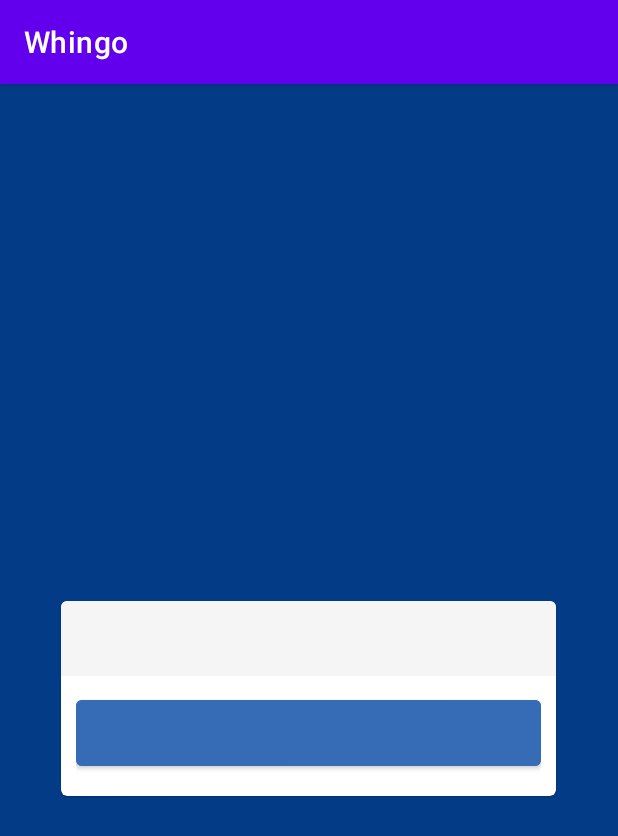
After one commit to Dupas1/Whingo, an Android app: the ForgotPasswordActivity screen opened directly, with no data from a screen before it, on a phone screen of 412 x 824 dp. The commit adds this screen. Shown: the top 836 px of the screen. Run offline under Robolectric (Android 15) with nearby library versions, the phone set to English and light mode, and no system bars; our stand-ins replace Firebase (no records; nobody signed in at launch, a user with empty details on screens opened directly).

Commit message:
Tela Forgot Password
Co-Authored-By: FabricioMartinss <104511981+FabricioMartinss@users.noreply.github.com>
Co-Authored-By: Felipe Arruda Dupas <118365943+FelipeDupas@users.noreply.github.com>

```diff
--- a/app/src/main/AndroidManifest.xml
+++ b/app/src/main/AndroidManifest.xml
@@ -13,9 +13,11 @@
         android:theme="@style/Theme.Whingo"
         tools:targetApi="31">
         <activity
+            android:name=".ForgotPasswordActivity"
+            android:exported="false" />
+        <activity
             android:name=".RegisterActivity"
             android:exported="false" />
-
         <activity
             android:name=".LoginActivity"
             android:exported="true">
@@ -29,7 +31,6 @@
                 <category android:name="android.intent.category.LAUNCHER" />
             </intent-filter>
         </activity>
-
     </application>
 
 </manifest>
--- /dev/null
+++ b/app/src/main/java/com/example/whingo/ForgotPasswordActivity.kt
@@ -0,0 +1,55 @@
+package com.example.whingo
+
+import android.content.ContentValues
+import android.content.Intent
+import android.os.Bundle
+import android.util.Log
+import android.widget.Toast
+import androidx.activity.enableEdgeToEdge
+import androidx.appcompat.app.AppCompatActivity
+import androidx.core.view.ViewCompat
+import androidx.core.view.WindowInsetsCompat
+import com.example.whingo.databinding.ActivityForgotPasswordBinding
+import com.google.firebase.auth.FirebaseAuth
+
+class ForgotPasswordActivity : AppCompatActivity() {
+    private var binding: ActivityForgotPasswordBinding? = null
+    override fun onCreate(savedInstanceState: Bundle?) {
+        super.onCreate(savedInstanceState)
+
+        binding = ActivityForgotPasswordBinding.inflate(layoutInflater)
+        setContentView(binding?.root)
+
+        binding?.ivVoltar?.setOnClickListener {
+            val intent = Intent(this, LoginActivity::class.java)
+            startActivity(intent)
+            finish()
+        }
+
+        binding?.btnEnviarEmail?.setOnClickListener {
+            val email = binding?.edEmailL?.text.toString()
+            if (email.isNotEmpty()) {
+                forgotPassword(email)
+                val intent = Intent(this@ForgotPasswordActivity, LoginActivity::class.java)
+                startActivity(intent)
+            } else {
+                Toast.makeText(baseContext, "Preencha o campo", Toast.LENGTH_LONG).show()
+            }
+
+        }
+    }
+
+    private fun forgotPassword(email: String) {
+        FirebaseAuth.getInstance().sendPasswordResetEmail(email).addOnCompleteListener { task ->
+            if (task.isSuccessful) {
+                Log.d(ContentValues.TAG, "createUserWithEmail:success")
+                Toast.makeText(baseContext, "Email de resetar senha enviado para $email.", Toast.LENGTH_LONG).show()
+
+            } else {
+                Log.w(ContentValues.TAG, "createUserWithEmail:failure", task.exception)
+                Toast.makeText(baseContext, "Erro ao enviar email", Toast.LENGTH_LONG).show()
+            }
+        }
+    }
+
+}
--- a/app/src/main/java/com/example/whingo/LoginActivity.kt
+++ b/app/src/main/java/com/example/whingo/LoginActivity.kt
@@ -50,7 +50,7 @@ class LoginActivity : AppCompatActivity() {
         }
 
         binding?.tvEsqueciSenha?.setOnClickListener {
-            val intent = Intent()
+            val intent = Intent(this, ForgotPasswordActivity::class.java)
             startActivity(intent)
         }
 
--- /dev/null
+++ b/app/src/main/res/layout/activity_forgot_password.xml
@@ -0,0 +1,119 @@
+<?xml version="1.0" encoding="utf-8"?>
+<RelativeLayout xmlns:android="http://schemas.android.com/apk/res/android"
+    xmlns:app="http://schemas.android.com/apk/res-auto"
+    xmlns:tools="http://schemas.android.com/tools"
+    android:layout_width="match_parent"
+    android:layout_height="match_parent"
+    android:background="@color/dark_Blue"
+    tools:context=".ForgotPasswordActivity">
+
+    <LinearLayout
+        android:id="@+id/titleLL"
+        android:layout_width="match_parent"
+        android:layout_height="wrap_content"
+        android:layout_margin="16dp"
+        android:gravity="center"
+        android:orientation="horizontal">
+
+    </LinearLayout>
+
+    <ImageView
+        android:id="@+id/ivVoltar"
+        android:layout_width="90dp"
+        android:layout_height="58dp"
+        android:layout_alignParentStart="true"
+        android:layout_alignParentBottom="true"
+        app:layout_constraintStart_toStartOf="parent"
+        app:layout_constraintTop_toTopOf="parent" />
+
+    <View
+        android:layout_width="381dp"
+        android:layout_height="301dp"
+        android:layout_alignParentStart="true"
+        android:layout_alignParentEnd="true"
+        android:layout_alignParentBottom="true"
+        android:layout_marginStart="16dp"
+        android:layout_marginEnd="14dp"
+        android:layout_marginBottom="206dp" />
+
+    <com.google.android.material.card.MaterialCardView
+        android:id="@+id/signInCV"
+        android:layout_width="330dp"
+        android:layout_height="130dp"
+        android:layout_alignParentBottom="true"
+        android:layout_centerHorizontal="true"
+        android:layout_marginHorizontal="10dp"
+        android:layout_marginBottom="293dp"
+        app:cardBackgroundColor="@color/white">
+
+        <LinearLayout
+            android:layout_width="match_parent"
+            android:layout_height="wrap_content"
+            android:layout_marginHorizontal="10dp"
+            android:layout_marginTop="50dp"
+            android:background="@color/white"
+            android:orientation="vertical">
+
+
+            <Button
+                android:id="@+id/btnEnviarEmail"
+                android:layout_width="match_parent"
+                android:layout_height="?actionBarSize"
+                android:layout_marginVertical="10dp"
+                android:textColor="@color/white"
+                android:backgroundTint="@color/light_Blue"/>
+        </LinearLayout>
+
+        <EditText
+            android:id="@+id/edEmailL"
+            android:layout_width="match_parent"
+            android:layout_height="50dp"
+            android:background="@color/grey_white"
+            android:textColorHint="@color/light_Blue"
+            android:textColor="@color/black"
+            android:textStyle="bold" />
+    </com.google.android.material.card.MaterialCardView>
+
+    <ImageView
+        android:layout_width="80dp"
+        android:layout_height="80dp"
+        android:layout_above="@id/signInCV"
+        android:layout_centerHorizontal="true"
+        android:layout_marginBottom="-40dp"
+        android:elevation="10dp"/>
+
+    <TextView
+        android:layout_width="323dp"
+        android:layout_height="wrap_content"
+        android:layout_below="@+id/titleLL"
+        android:layout_alignParentEnd="true"
+        android:layout_centerHorizontal="true"
+        android:layout_marginTop="187dp"
+        android:layout_marginEnd="44dp"
+        android:textSize="20sp"
+        android:textAlignment="center"
+        android:textColor="@color/grey_white" />
+
+    <TextView
+        android:layout_width="match_parent"
+        android:layout_height="wrap_content"
+        android:layout_alignParentTop="true"
+        android:layout_centerHorizontal="true"
+        android:layout_marginTop="77dp"
+        android:textAlignment="center"
+        android:textAllCaps="true"
+        android:textColor="@color/grey_white"
+        android:textSize="28sp"
+        android:textStyle="bold" />
+
+    <ImageView
+        android:id="@+id/imageView4"
+        android:layout_width="351dp"
+        android:layout_height="466dp"
+        android:layout_alignParentStart="true"
+        android:layout_alignParentEnd="true"
+        android:layout_alignParentBottom="true"
+        android:scaleType="center" />
+
+
+</RelativeLayout>
```
